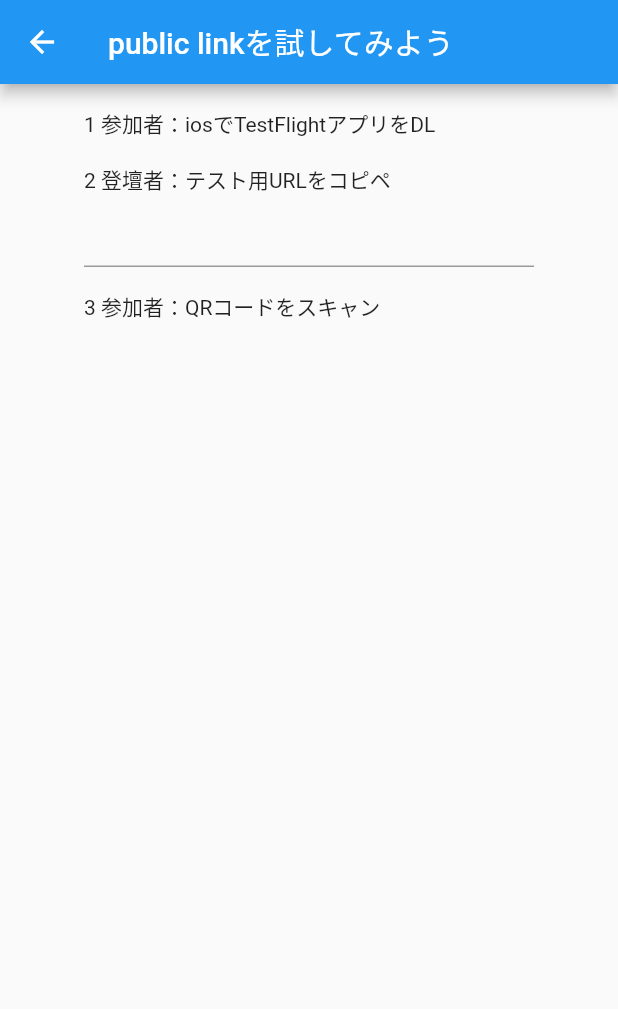
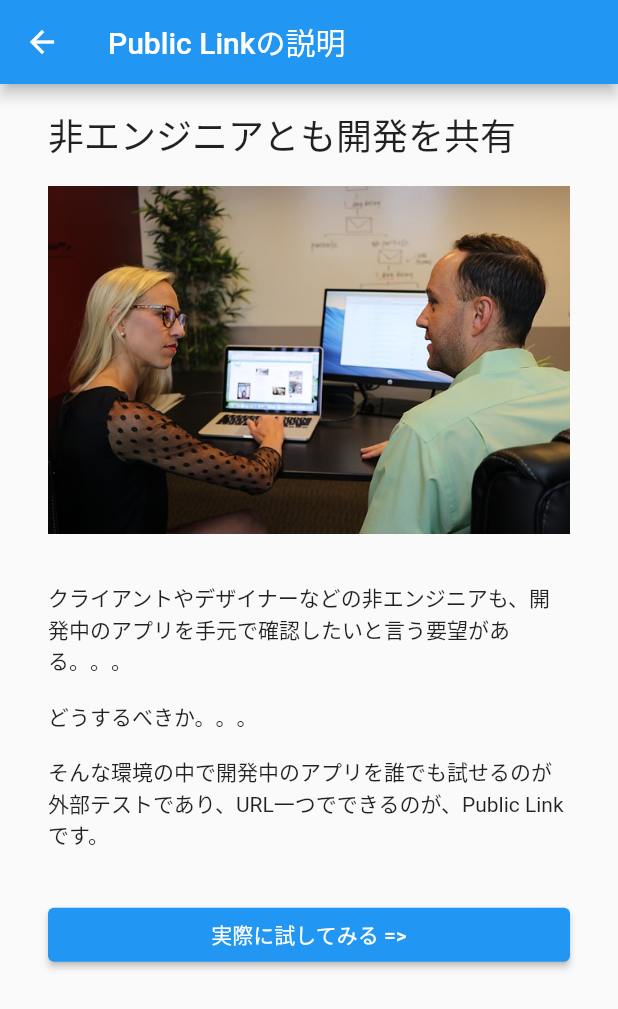
Before and after one commit to dai10512/for_litening_talk, a Flutter app: the DebugPage screen opened directly, after a tap on "public linkを使ってみる", on a phone screen of 412 x 824 dp. Shown: the top 1009 px of the screen. Run offline on Flutter 3.47's test engine with Material 2 defaults, Android fonts, the phone set to English and light mode, and no system bars; our stand-ins replace flutter_riverpod, get, qr_flutter, webview_flutter.

Commit message:
fix public link page

```diff
--- a/lib/debug_page.dart
+++ b/lib/debug_page.dart
@@ -1,7 +1,7 @@
 import 'package:flutter/material.dart';
 import 'package:get/get.dart';
 
-import 'public_link_page.dart';
+import 'public_link_explain_page.dart';
 import 'web_view_page.dart';
 
 class DebugPage extends StatefulWidget {
@@ -57,7 +57,7 @@ class _DebugPageState extends State<DebugPage> {
                 _debugButton(
                   'public linkを使ってみる',
                   () {
-                    Get.to(const PublicLinkPage());
+                    Get.to(const PublicLinkExplainPage());
                   },
                 ),
                 _debugButton(
--- /dev/null
+++ b/lib/gen/assets.gen.dart
@@ -0,0 +1,92 @@
+/// GENERATED CODE - DO NOT MODIFY BY HAND
+/// *****************************************************
+///  FlutterGen
+/// *****************************************************
+
+// coverage:ignore-file
+// ignore_for_file: type=lint
+// ignore_for_file: directives_ordering,unnecessary_import,implicit_dynamic_list_literal,deprecated_member_use
+
+import 'package:flutter/widgets.dart';
+
+class $AssetsImagesGen {
+  const $AssetsImagesGen();
+
+  /// File path: assets/images/client-3691435_640.jpg
+  AssetGenImage get client3691435640 =>
+      const AssetGenImage('assets/images/client-3691435_640.jpg');
+
+  /// List of all assets
+  List<AssetGenImage> get values => [client3691435640];
+}
+
+class Assets {
+  Assets._();
+
+  static const $AssetsImagesGen images = $AssetsImagesGen();
+}
+
+class AssetGenImage {
+  const AssetGenImage(this._assetName);
+
+  final String _assetName;
+
+  Image image({
+    Key? key,
+    AssetBundle? bundle,
+    ImageFrameBuilder? frameBuilder,
+    ImageErrorWidgetBuilder? errorBuilder,
+    String? semanticLabel,
+    bool excludeFromSemantics = false,
+    double? scale,
+    double? width,
+    double? height,
+    Color? color,
+    Animation<double>? opacity,
+    BlendMode? colorBlendMode,
+    BoxFit? fit,
+    AlignmentGeometry alignment = Alignment.center,
+    ImageRepeat repeat = ImageRepeat.noRepeat,
+    Rect? centerSlice,
+    bool matchTextDirection = false,
+    bool gaplessPlayback = false,
+    bool isAntiAlias = false,
+    String? package,
+    FilterQuality filterQuality = FilterQuality.low,
+    int? cacheWidth,
+    int? cacheHeight,
+  }) {
+    return Image.asset(
+      _assetName,
+      key: key,
+      bundle: bundle,
+      frameBuilder: frameBuilder,
+      errorBuilder: errorBuilder,
+      semanticLabel: semanticLabel,
+      excludeFromSemantics: excludeFromSemantics,
+      scale: scale,
+      width: width,
+      height: height,
+      color: color,
+      opacity: opacity,
+      colorBlendMode: colorBlendMode,
+      fit: fit,
+      alignment: alignment,
+      repeat: repeat,
+      centerSlice: centerSlice,
+      matchTextDirection: matchTextDirection,
+      gaplessPlayback: gaplessPlayback,
+      isAntiAlias: isAntiAlias,
+      package: package,
+      filterQuality: filterQuality,
+      cacheWidth: cacheWidth,
+      cacheHeight: cacheHeight,
+    );
+  }
+
+  ImageProvider provider() => AssetImage(_assetName);
+
+  String get path => _assetName;
+
+  String get keyName => _assetName;
+}
--- /dev/null
+++ b/lib/public_link_explain_page.dart
@@ -0,0 +1,75 @@
+import 'package:flutter/material.dart';
+import 'package:flutter_riverpod/flutter_riverpod.dart';
+import 'package:for_litening_talk/public_link_try_page.dart';
+import 'package:get/get.dart';
+import 'package:qr_flutter/qr_flutter.dart';
+
+import 'gen/assets.gen.dart';
+
+class PublicLinkExplainPage extends ConsumerStatefulWidget {
+  const PublicLinkExplainPage({super.key});
+
+  @override
+  ConsumerState<ConsumerStatefulWidget> createState() =>
+      _PublicLinkExplainPageState();
+}
+
+class _PublicLinkExplainPageState extends ConsumerState<PublicLinkExplainPage> {
+  @override
+  Widget build(BuildContext context) {
+    return Scaffold(
+      appBar: AppBar(
+        title: const Text('Public Linkの説明'),
+      ),
+      body: Padding(
+        padding: const EdgeInsets.symmetric(horizontal: 32.0),
+        child: SingleChildScrollView(
+          child: Center(
+            child: Column(
+              crossAxisAlignment: CrossAxisAlignment.start,
+              children: [
+                const SizedBox(height: 16),
+                Text(
+                  '非エンジニアとも開発を共有',
+                  style: Theme.of(context).textTheme.headlineSmall,
+                ),
+                const SizedBox(height: 16),
+                Assets.images.client3691435640.image(),
+                const SizedBox(height: 32),
+                const Text('''
+クライアントやデザイナーなどの非エンジニアも、開発中のアプリを手元で確認したいと言う要望がある。。。\n\nどうするべきか。。。\n\nそんな環境の中で開発中のアプリを誰でも試せるのが外部テストであり、URL一つでできるのが、Public Linkです。'''),
+                const SizedBox(height: 32),
+                SizedBox(
+                  width: double.infinity,
+                  child: ElevatedButton(
+                      onPressed: () => Get.to(const PublicLinkTryPage()),
+                      child: const Text('実際に試してみる =>')),
+                )
+              ],
+            ),
+          ),
+        ),
+      ),
+    );
+  }
+
+  Widget _buildQrcodeSpace() {
+    final url = ref.watch(urlProvider);
+    return ref.watch(urlProvider).isNotEmpty
+        ? QrImage(
+            data: url,
+            version: QrVersions.auto,
+            size: MediaQuery.of(context).size.width,
+          )
+        : const SizedBox.shrink();
+  }
+}
+
+final urlProvider = StateNotifierProvider.autoDispose<UrlNotifier, String>(
+    (ref) => UrlNotifier());
+
+class UrlNotifier extends StateNotifier<String> {
+  UrlNotifier() : super('');
+
+  void getNewValue(String? newValue) => state = newValue ?? '';
+}
--- a/lib/public_link_page.dart
+++ b/lib/public_link_try_page.dart
@@ -2,14 +2,18 @@ import 'package:flutter/material.dart';
 import 'package:flutter_riverpod/flutter_riverpod.dart';
 import 'package:qr_flutter/qr_flutter.dart';
 
-class PublicLinkPage extends ConsumerStatefulWidget {
-  const PublicLinkPage({super.key});
+class PublicLinkTryPage extends ConsumerStatefulWidget {
+  const PublicLinkTryPage({super.key});
 
   @override
-  ConsumerState<ConsumerStatefulWidget> createState() => _PublicLinkPageState();
+  ConsumerState<ConsumerStatefulWidget> createState() =>
+      _PublicLinkTryPageState();
 }
 
-class _PublicLinkPageState extends ConsumerState<PublicLinkPage> {
+class _PublicLinkTryPageState extends ConsumerState<PublicLinkTryPage> {
+  final comment = '''実際の現場では、エンジニアはもちろん、非エンジニアであるクライアント様などもいます。'
+      'アプリ開発の進行状況を実際に手元でアプリとして動かして確認したい、というニーズがあります。 ''';
+
   @override
   Widget build(BuildContext context) {
     return Scaffold(
@@ -17,7 +21,7 @@ class _PublicLinkPageState extends ConsumerState<PublicLinkPage> {
         title: const Text('public linkを試してみよう'),
       ),
       body: Padding(
-        padding: const EdgeInsets.symmetric(horizontal: 56.0),
+        padding: const EdgeInsets.symmetric(horizontal: 32.0),
         child: SingleChildScrollView(
           child: Center(
             child: Column(
@@ -34,7 +38,7 @@ class _PublicLinkPageState extends ConsumerState<PublicLinkPage> {
                 const SizedBox(height: 16),
                 const Text('3 参加者：QRコードをスキャン'),
                 const SizedBox(height: 24),
-                _buildQrcodeSpace(),
+                _buildQRcodeSpace(),
               ],
             ),
           ),
@@ -43,7 +47,7 @@ class _PublicLinkPageState extends ConsumerState<PublicLinkPage> {
     );
   }
 
-  Widget _buildQrcodeSpace() {
+  Widget _buildQRcodeSpace() {
     final url = ref.watch(urlProvider);
     return ref.watch(urlProvider).isNotEmpty
         ? QrImage(
```
Also changed, not shown: pubspec.yaml (+5 -3 lines), assets/images/client-3691435_640.jpg (added), pubspec.lock, 2 other files.
